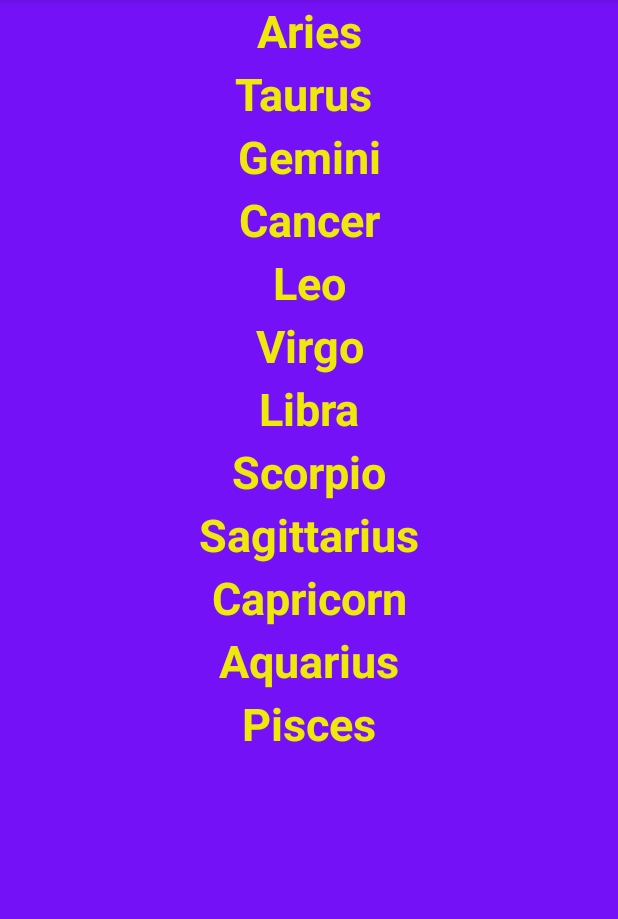
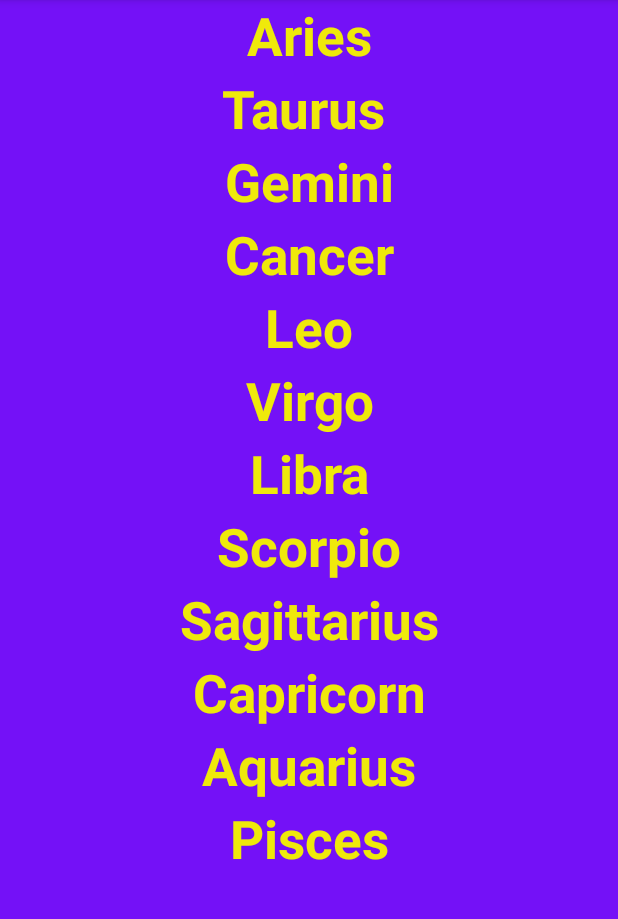
Before and after one commit to fjeljabali/Android, an Android app: the fragment HoroscopeList shown on its own in the app's theme, on a phone screen of 412 x 824 dp, the part 84-1003 px from its top. Run offline under Robolectric (Android 15) with nearby library versions, the phone set to English and light mode, and no system bars; 1 statement that could not run was skipped.

Commit message:
removed title bar from activity

```diff
--- a/Cars/app/src/main/java/cs11d/com/cars/ListAndButtonsFragment.java
+++ b/Cars/app/src/main/java/cs11d/com/cars/ListAndButtonsFragment.java
@@ -47,7 +47,7 @@ public class ListAndButtonsFragment extends Fragment
             public void onClick (View v)
             {
                 Car car = carAdapter.getSelectedCar();
-                onSelectedCarHorsePower(car);
+
             }
 
         });
--- a/Horoscopes/app/src/main/AndroidManifest.xml
+++ b/Horoscopes/app/src/main/AndroidManifest.xml
@@ -9,7 +9,8 @@
         android:theme="@style/AppTheme" >
         <activity
             android:name="cs11d.com.horoscopes.MainActivity"
-            android:label="@string/app_name" >
+            android:label="@string/app_name"
+            android:theme="@android:style/Theme.Black.NoTitleBar.Fullscreen">
             <intent-filter>
                 <action android:name="android.intent.action.MAIN" />
 
--- a/Horoscopes/app/src/main/res/layout/horoscope_adapter_item.xml
+++ b/Horoscopes/app/src/main/res/layout/horoscope_adapter_item.xml
@@ -7,7 +7,7 @@
         android:id="@+id/horoscope_name"
         android:layout_width="match_parent"
         android:layout_height="match_parent"
-        android:textSize="30dp"
+        android:textSize="35dp"
         android:gravity="center_horizontal"
         android:textStyle="bold"
         android:textColor="#EFE90B"
```
